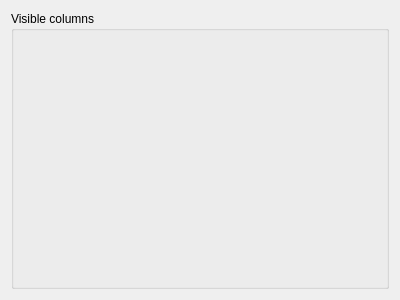
Above: quickevent/app/quickevent/plugins/Runs/src/runssettingspage.ui from arnost00/quickbox before the change. Below: the same form after it.
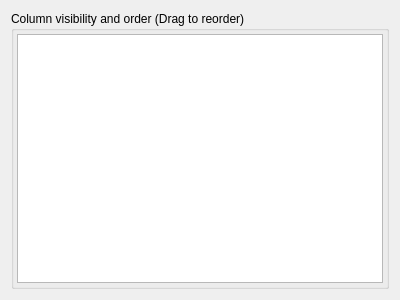
That is the form after the change.

Commit message: Runs table columns order saved in settings

Patch:
```diff
--- a/quickevent/app/quickevent/plugins/Runs/src/runssettingspage.ui
+++ b/quickevent/app/quickevent/plugins/Runs/src/runssettingspage.ui
@@ -17,9 +17,32 @@
    <item>
     <widget class="QGroupBox" name="groupBox">
      <property name="title">
-      <string>Visible columns</string>
+      <string>Column visibility and order (Drag to reorder)</string>
      </property>
-     <layout class="QVBoxLayout" name="columnsLayout"/>
+     <layout class="QVBoxLayout" name="columnsLayout">
+      <property name="leftMargin">
+       <number>3</number>
+      </property>
+      <property name="topMargin">
+       <number>3</number>
+      </property>
+      <property name="rightMargin">
+       <number>3</number>
+      </property>
+      <property name="bottomMargin">
+       <number>3</number>
+      </property>
+      <item>
+       <widget class="QListWidget" name="lwColumns">
+        <property name="dragDropMode">
+         <enum>QAbstractItemView::DragDropMode::InternalMove</enum>
+        </property>
+        <property name="defaultDropAction">
+         <enum>Qt::DropAction::MoveAction</enum>
+        </property>
+       </widget>
+      </item>
+     </layout>
     </widget>
    </item>
   </layout>
```
The commit also changes 7 other files.
